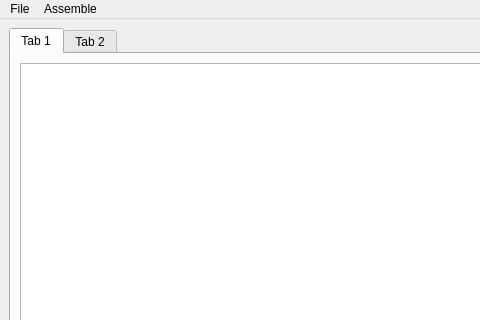
Before: the Qt Designer form src/gui/mainwindow.ui in maddnias/EzMIPS, drawn with Qt 5; both pictures show x 0 to 480 and y 0 to 320 of the 789 by 728 pixel window.
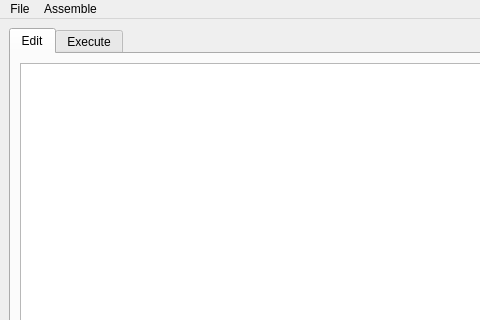
After: the same form once the commit is applied.

```diff
--- a/src/gui/mainwindow.ui
+++ b/src/gui/mainwindow.ui
@@ -22,7 +22,7 @@
       </property>
       <widget class="QWidget" name="tab">
        <attribute name="title">
-        <string>Tab 1</string>
+        <string>Edit</string>
        </attribute>
        <layout class="QVBoxLayout" name="verticalLayout_2">
         <item>
@@ -56,7 +56,7 @@
       </widget>
       <widget class="QWidget" name="tab_2">
        <attribute name="title">
-        <string>Tab 2</string>
+        <string>Execute</string>
        </attribute>
       </widget>
      </widget>
```
